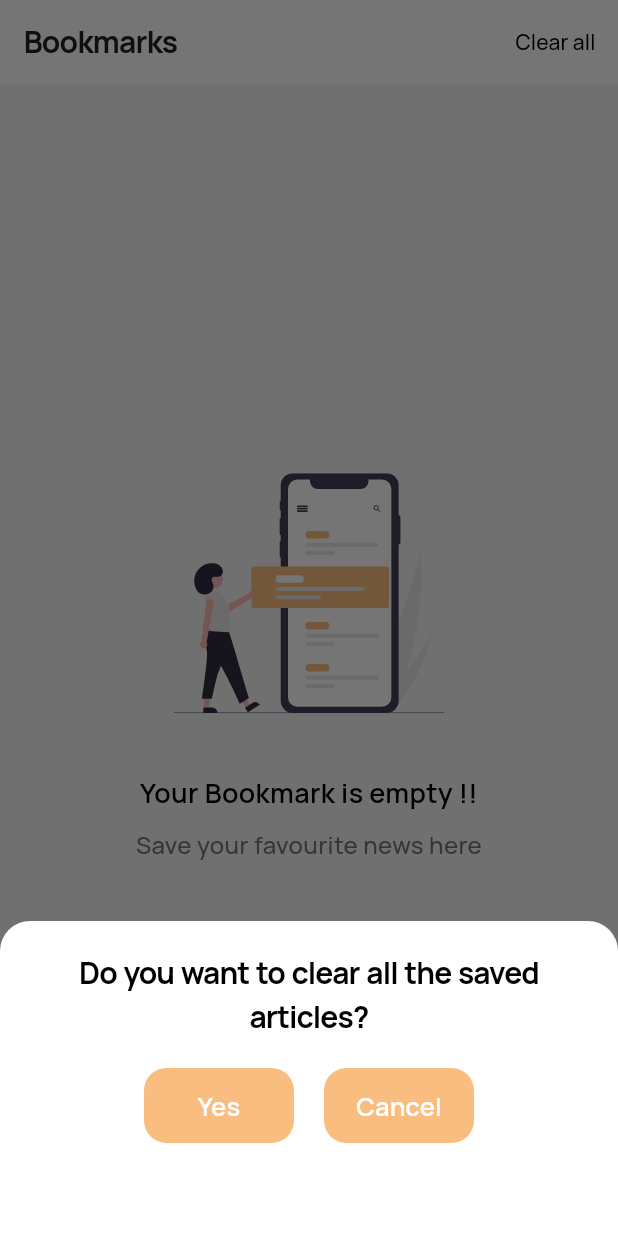
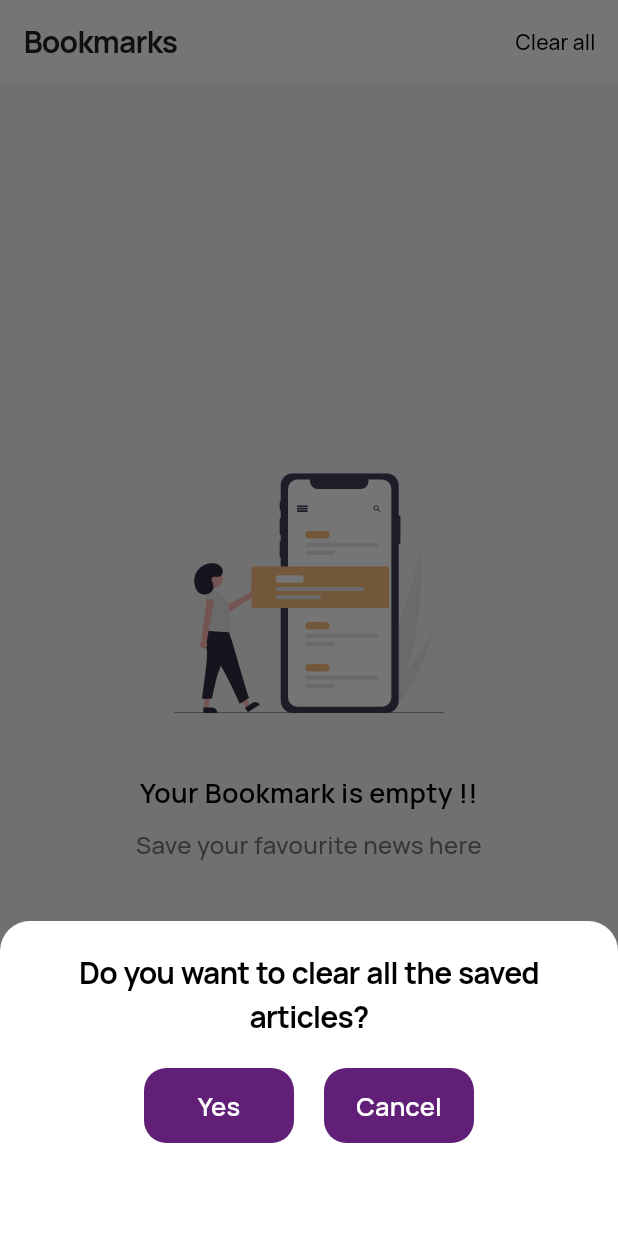
Before and after one commit to Don-Vicks/eugene, a Flutter app: the BookmarkTab screen opened directly, after a tap on "Clear all", on a phone screen of 412 x 824 dp. Run offline on Flutter 3.47's test engine with Material 2 defaults, Android fonts, the phone set to English and light mode, and no system bars; our stand-ins replace animated_bottom_navigation_bar, cached_network_image, dots_indicator, easy_localization, firebase_analytics, firebase_auth and 26 more; missing offline and left inert: app_settings, flutter_displaymode, flutter_facebook_auth, flutter_html_audio, flutter_html_svg, flutter_html_table and 3 more; accounts and stored records are empty; network calls fail.

Commit message:
everything working and installing

```diff
--- a/lib/config/ad_config.dart
+++ b/lib/config/ad_config.dart
@@ -3,16 +3,22 @@ import 'package:google_mobile_ads/google_mobile_ads.dart';
 
 class AdConfig {
   // ----Android----
-  static const String appIdAndroid = 'ca-app-pub-3940256099942544~3347511713';
-  static const String interstitialAdUnitIdAndroid = 'ca-app-pub-3940256099942544/1033173712';
-  static const String bannerAdUnitIdAndroid = 'ca-app-pub-3940256099942544/6300978111';
-  static const String nativeAdUnitIdAnndroid = 'ca-app-pub-3940256099942544/2247696110';
+  static const String appIdAndroid = 'ca-app-pub-1141796700115763~6211896657';
+  static const String interstitialAdUnitIdAndroid =
+      'ca-app-pub-1141796700115763/1958479385';
+  static const String bannerAdUnitIdAndroid =
+      'ca-app-pub-3940256099942544/6300978111';
+  static const String nativeAdUnitIdAnndroid =
+      'ca-app-pub-1141796700115763/6132839758';
 
   // ----iOS------
   static const String appIdiOS = 'ca-app-pub-3940256099942544~1458002511';
-  static const String interstitialAdUnitIdiOS = 'ca-app-pub-3940256099942544/4411468910';
-  static const String bannerAdUnitIdiOS = 'ca-app-pub-3940256099942544/2934735716';
-  static const String nativeAdUnitIdiOS = 'ca-app-pub-3940256099942544/3986624511';
+  static const String interstitialAdUnitIdiOS =
+      'ca-app-pub-3940256099942544/4411468910';
+  static const String bannerAdUnitIdiOS =
+      'ca-app-pub-3940256099942544/2934735716';
+  static const String nativeAdUnitIdiOS =
+      'ca-app-pub-3940256099942544/3986624511';
 
   // -- Don't edit these --
 
@@ -44,7 +50,6 @@ class AdConfig {
     }
   }
 
-
   static String getNativeAdUnitId() {
     if (Platform.isAndroid) {
       return nativeAdUnitIdAnndroid;
--- a/lib/config/config.dart
+++ b/lib/config/config.dart
@@ -1,26 +1,20 @@
 import 'package:flutter/material.dart';
 
 class Config {
-
-
   // App Name
   static const appName = 'Brandulox';
 
   //iOS App ID (Ignore this for Android)
   static const iOSAppID = '000000';
 
-
   // App theme color
-  static const  Color appThemeColor = Color(0xFFf8bd7f);
-
+  static const Color appThemeColor = Color(0xff611F77);
 
   // App Icons
   static const String appIcon = 'assets/images/icon.png';
   static const String logo = 'assets/images/logo.png';
   static const String logoDark = 'assets/images/logo_dark.png';
   static const String splash = 'assets/images/splash.png';
-
-
 
   // Image Assets
   static const String commentImage = "assets/images/comment.svg";
@@ -29,12 +23,9 @@ class Config {
   static const String noContentImage = "assets/images/no_content.svg";
   static const String noInternetImage = "assets/images/no_internet.svg";
 
-
-
   // Animation files
   static const String doneAnimation = 'assets/animation_files/done.flr';
   static const String searchAnimation = 'assets/animation_files/search.flr';
-
 
   //Intro Images
   static const String introImage1 = 'assets/images/intro_1.svg';
--- a/lib/config/wp_config.dart
+++ b/lib/config/wp_config.dart
@@ -1,6 +1,6 @@
 class WpConfig {
   // YOUR WEBISTE URL
-  static const String baseURL = "https://firstpageblog.com";
+  static const String baseURL = "https://brandulox.com";
 
   // FEATURE IMGAE -  IF YOUR POSTS DON"T HAVE A FEATURE IMAGE
   static const String defaultFeatureImage =
```
Also changed, not shown: 1 other file.
